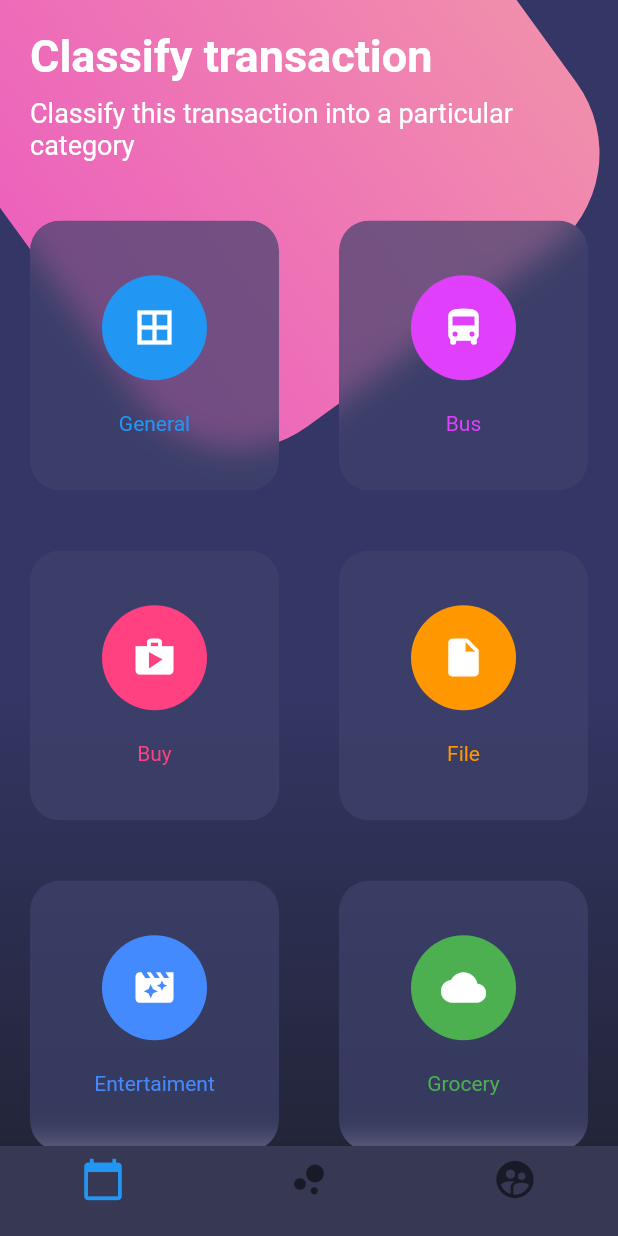
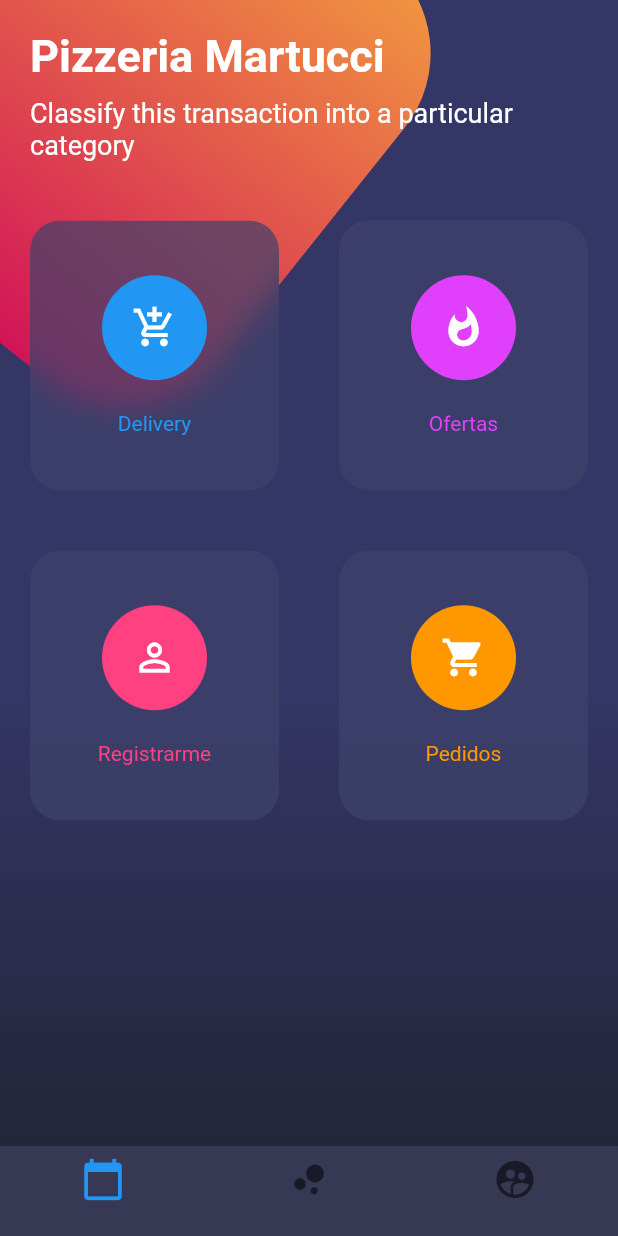
Before and after one commit to dznkos/makedraw, a Flutter app: the PrincipalPage screen opened by its route, on a phone screen of 412 x 824 dp. Run offline on Flutter 3.47's test engine with Material 2 defaults, Android fonts, the phone set to English and light mode, and no system bars; network calls fail.

Commit message:
makedraw-8

```diff
--- a/lib/src/pages/principal_page.dart
+++ b/lib/src/pages/principal_page.dart
@@ -46,16 +46,16 @@ class PrincipalPage extends StatelessWidget {
 
 
     final cajaRosa = Transform.rotate(
-        angle: -pi / 5.0,
+        angle: -pi / 3.5,
         child: Container(
-          height: 360.0,
+          height: 300.0,
           width: 360.0,
           decoration: BoxDecoration(
               borderRadius: BorderRadius.circular(80.0),
               gradient: LinearGradient(
                   colors: [
-                    Color.fromRGBO(236, 98, 188, 1.0),
-                    Color.fromRGBO(241, 142, 172, 1.0)
+                    Color.fromRGBO(210, 20, 88, 1.0),
+                    Color.fromRGBO(241, 150, 64, 1.0)
                   ]
               )
           ),
@@ -66,7 +66,8 @@ class PrincipalPage extends StatelessWidget {
       children: <Widget>[
         gradiente,
         Positioned(
-            top: -100.0,
+            top: -80.0,
+            left: -90,
             child: cajaRosa
         )
       ],
@@ -82,7 +83,7 @@ class PrincipalPage extends StatelessWidget {
         child: Column(
           crossAxisAlignment: CrossAxisAlignment.start,
           children: <Widget>[
-            Text('Classify transaction', style: TextStyle( color: Colors.white, fontSize: 30.0, fontWeight: FontWeight.bold )),
+            Text('Pizzeria Martucci', style: TextStyle( color: Colors.white, fontSize: 30.0, fontWeight: FontWeight.bold )),
             SizedBox( height: 10.0 ),
             Text('Classify this transaction into a particular category', style: TextStyle( color: Colors.white, fontSize: 18.0 )),
           ],
@@ -126,28 +127,17 @@ class PrincipalPage extends StatelessWidget {
             children: [
               TableRow(
                   children: [
-                    _crearBotonRedondeado( Colors.blue, Icons.border_all, 'General' ),
-                    _crearBotonRedondeado( Colors.purpleAccent, Icons.directions_bus, 'Bus' ),
+                    _crearBotonRedondeado( Colors.blue, Icons.add_shopping_cart, 'Delivery' ),
+                    _crearBotonRedondeado( Colors.purpleAccent, Icons.whatshot, 'Ofertas' ),
                   ]
               ),
               TableRow(
                   children: [
-                    _crearBotonRedondeado( Colors.pinkAccent, Icons.shop, 'Buy' ),
-                    _crearBotonRedondeado( Colors.orange, Icons.insert_drive_file, 'File' ),
+                    _crearBotonRedondeado( Colors.pinkAccent, Icons.perm_identity, 'Registrarme' ),
+                    _crearBotonRedondeado( Colors.orange, Icons.shopping_cart, 'Pedidos' ),
                   ]
               ),
-              TableRow(
-                  children: [
-                    _crearBotonRedondeado( Colors.blueAccent, Icons.movie_filter, 'Entertaiment' ),
-                    _crearBotonRedondeado( Colors.green, Icons.cloud, 'Grocery' ),
-                  ]
-              ),
-              TableRow(
-                  children: [
-                    _crearBotonRedondeado( Colors.red, Icons.collections, 'Photos' ),
-                    _crearBotonRedondeado( Colors.teal, Icons.help_outline, 'General' ),
-                  ]
-              )
+
             ],
     );
   }
```
